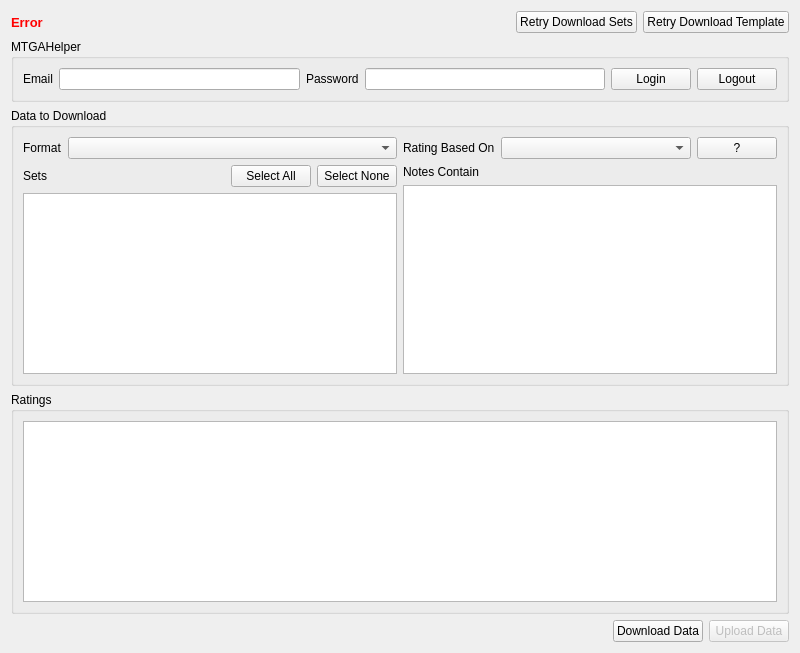
Old version of the form src/mainwindow.ui in the repository VSRonin/17Helper.
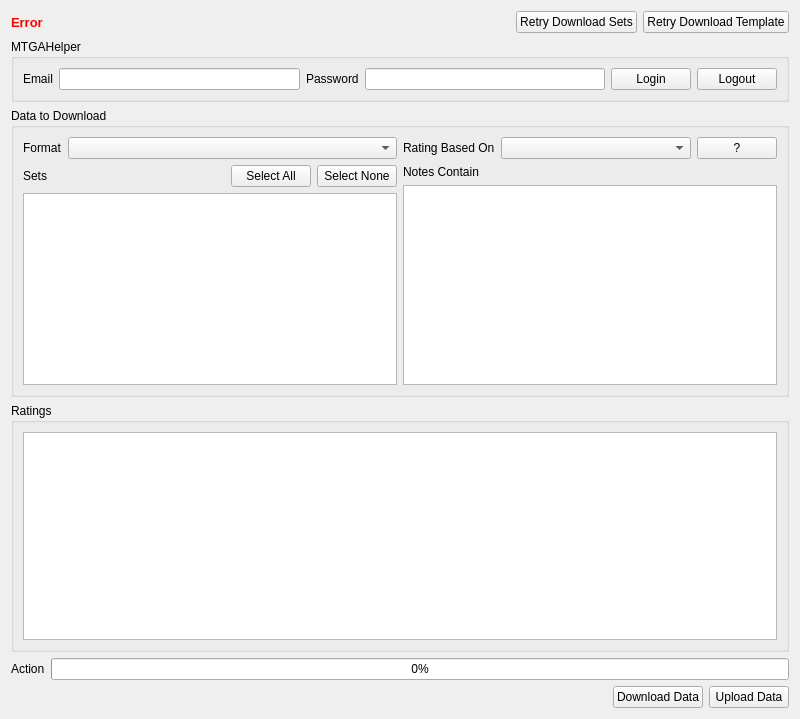
New version of the form.

The edit to the form file:
```diff
--- a/src/mainwindow.ui
+++ b/src/mainwindow.ui
@@ -7,7 +7,7 @@
     <x>0</x>
     <y>0</y>
     <width>800</width>
-    <height>653</height>
+    <height>719</height>
    </rect>
   </property>
   <property name="windowTitle">
@@ -281,6 +281,24 @@
      </layout>
     </widget>
    </item>
+   <item>
+    <layout class="QHBoxLayout" name="horizontalLayout_8">
+     <item>
+      <widget class="QLabel" name="progressLabel">
+       <property name="text">
+        <string>Action</string>
+       </property>
+      </widget>
+     </item>
+     <item>
+      <widget class="QProgressBar" name="progressBar">
+       <property name="value">
+        <number>0</number>
+       </property>
+      </widget>
+     </item>
+    </layout>
+   </item>
    <item>
     <layout class="QHBoxLayout" name="horizontalLayout_4">
      <item>
@@ -309,7 +327,7 @@
      <item>
       <widget class="QPushButton" name="uploadButton">
        <property name="enabled">
-        <bool>false</bool>
+        <bool>true</bool>
        </property>
        <property name="text">
         <string>Upload Data</string>
```
